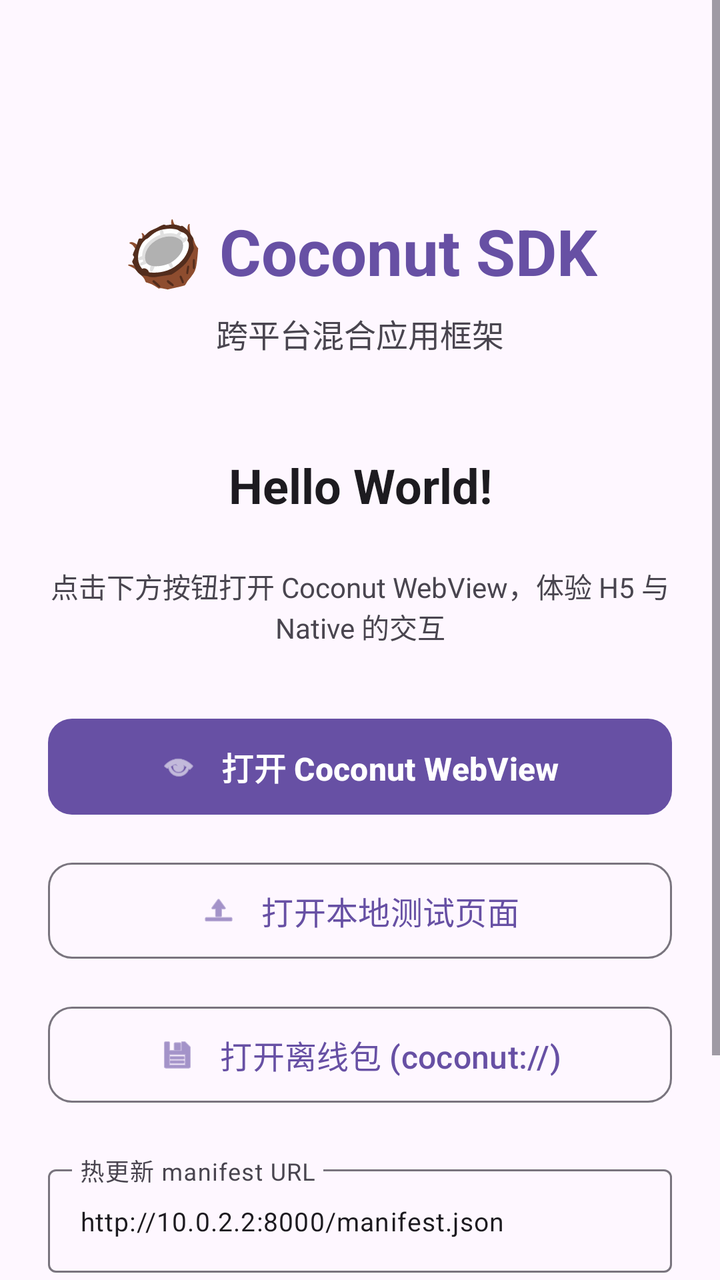
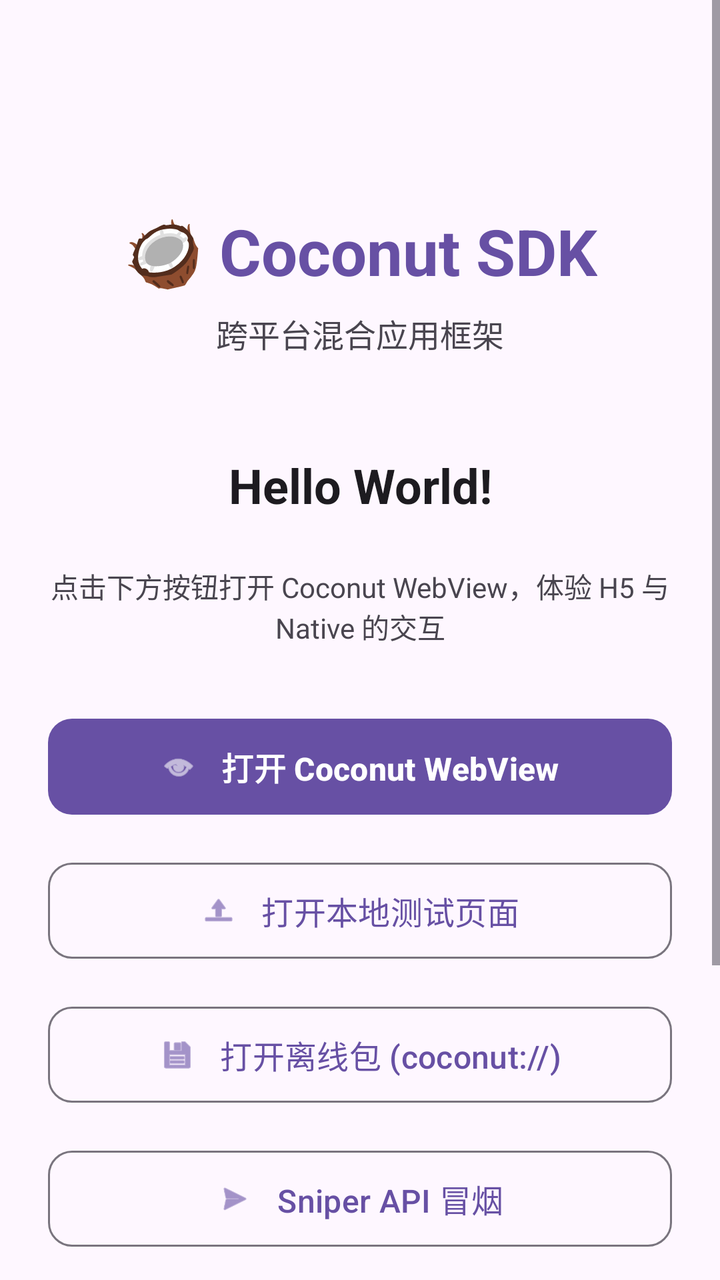

Screens rendered from an Android XML layout before and after an edit, with the pre-edit source and the edit as a unified diff.
<!-- AndroidManifest.xml: application theme Theme.AndroidWebBox -->
<!-- res/layout/activity_main.xml -->
<?xml version="1.0" encoding="utf-8"?>
<ScrollView
    xmlns:android="http://schemas.android.com/apk/res/android"
    xmlns:tools="http://schemas.android.com/tools"
    android:layout_width="match_parent"
    android:layout_height="match_parent"
    android:fillViewport="true">

<androidx.constraintlayout.widget.ConstraintLayout
    xmlns:app="http://schemas.android.com/apk/res-auto"
    android:layout_width="match_parent"
    android:layout_height="wrap_content"
    android:padding="24dp"
    tools:context=".MainActivity">

    
    <TextView
        android:id="@+id/tvTitle"
        android:layout_width="wrap_content"
        android:layout_height="wrap_content"
        android:text="🥥 Coconut SDK"
        android:textSize="32sp"
        android:textStyle="bold"
        android:textColor="?attr/colorPrimary"
        app:layout_constraintEnd_toEndOf="parent"
        app:layout_constraintStart_toStartOf="parent"
        app:layout_constraintTop_toTopOf="parent"
        android:layout_marginTop="80dp" />

    
    <TextView
        android:id="@+id/tvSubtitle"
        android:layout_width="wrap_content"
        android:layout_height="wrap_content"
        android:text="跨平台混合应用框架"
        android:textSize="16sp"
        android:textColor="?attr/colorOnSurfaceVariant"
        app:layout_constraintEnd_toEndOf="parent"
        app:layout_constraintStart_toStartOf="parent"
        app:layout_constraintTop_toBottomOf="@id/tvTitle"
        android:layout_marginTop="8dp" />

    
    <TextView
        android:id="@+id/tvHello"
        android:layout_width="wrap_content"
        android:layout_height="wrap_content"
        android:text="Hello World!"
        android:textSize="24sp"
        android:textStyle="bold"
        android:textColor="?attr/colorOnSurface"
        app:layout_constraintEnd_toEndOf="parent"
        app:layout_constraintStart_toStartOf="parent"
        app:layout_constraintTop_toBottomOf="@id/tvSubtitle"
        android:layout_marginTop="48dp" />

    
    <TextView
        android:id="@+id/tvDescription"
        android:layout_width="0dp"
        android:layout_height="wrap_content"
        android:text="点击下方按钮打开 Coconut WebView，体验 H5 与 Native 的交互"
        android:textSize="14sp"
        android:textColor="?attr/colorOnSurfaceVariant"
        android:gravity="center"
        app:layout_constraintEnd_toEndOf="parent"
        app:layout_constraintStart_toStartOf="parent"
        app:layout_constraintTop_toBottomOf="@id/tvHello"
        android:layout_marginTop="24dp" />

    
    <com.google.android.material.button.MaterialButton
        android:id="@+id/btnOpenWebView"
        android:layout_width="0dp"
        android:layout_height="56dp"
        android:text="打开 Coconut WebView"
        android:textSize="16sp"
        android:textStyle="bold"
        app:icon="@android:drawable/ic_menu_view"
        app:iconGravity="textStart"
        app:iconPadding="12dp"
        app:layout_constraintEnd_toEndOf="parent"
        app:layout_constraintStart_toStartOf="parent"
        app:layout_constraintTop_toBottomOf="@id/tvDescription"
        android:layout_marginTop="32dp"
        app:cornerRadius="12dp" />

    
    <com.google.android.material.button.MaterialButton
        android:id="@+id/btnOpenLocal"
        android:layout_width="0dp"
        android:layout_height="56dp"
        android:text="打开本地测试页面"
        android:textSize="16sp"
        app:icon="@android:drawable/ic_menu_upload"
        app:iconGravity="textStart"
        app:iconPadding="12dp"
        app:layout_constraintEnd_toEndOf="parent"
        app:layout_constraintStart_toStartOf="parent"
        app:layout_constraintTop_toBottomOf="@id/btnOpenWebView"
        android:layout_marginTop="16dp"
        style="@style/Widget.Material3.Button.OutlinedButton"
        app:cornerRadius="12dp" />

    
    <com.google.android.material.button.MaterialButton
        android:id="@+id/btnOpenOfflinePackage"
        android:layout_width="0dp"
        android:layout_height="56dp"
        android:text="打开离线包 (coconut://)"
        android:textSize="16sp"
        app:icon="@android:drawable/ic_menu_save"
        app:iconGravity="textStart"
        app:iconPadding="12dp"
        app:layout_constraintEnd_toEndOf="parent"
        app:layout_constraintStart_toStartOf="parent"
        app:layout_constraintTop_toBottomOf="@id/btnOpenLocal"
        android:layout_marginTop="16dp"
        style="@style/Widget.Material3.Button.OutlinedButton"
        app:cornerRadius="12dp" />

    
    <com.google.android.material.textfield.TextInputLayout
        android:id="@+id/tilManifestUrl"
        style="@style/Widget.Material3.TextInputLayout.OutlinedBox"
        android:layout_width="0dp"
        android:layout_height="wrap_content"
        android:hint="热更新 manifest URL"
        app:layout_constraintEnd_toEndOf="parent"
        app:layout_constraintStart_toStartOf="parent"
        app:layout_constraintTop_toBottomOf="@id/btnOpenOfflinePackage"
        android:layout_marginTop="24dp">

        <com.google.android.material.textfield.TextInputEditText
            android:id="@+id/etManifestUrl"
            android:layout_width="match_parent"
            android:layout_height="wrap_content"
            android:inputType="textUri"
            android:text="http://10.0.2.2:8000/manifest.json"
            android:textSize="13sp" />
    </com.google.android.material.textfield.TextInputLayout>

    
    <com.google.android.material.button.MaterialButton
        android:id="@+id/btnCheckUpdate"
        android:layout_width="0dp"
        android:layout_height="48dp"
        android:text="检查热更新"
        android:textSize="14sp"
        app:icon="@android:drawable/stat_sys_download"
        app:iconGravity="textStart"
        app:iconPadding="8dp"
        app:layout_constraintEnd_toEndOf="parent"
        app:layout_constraintStart_toStartOf="parent"
        app:layout_constraintTop_toBottomOf="@id/tilManifestUrl"
        android:layout_marginTop="12dp"
        style="@style/Widget.Material3.Button.TonalButton"
        app:cornerRadius="12dp" />

    
    <com.google.android.material.button.MaterialButton
        android:id="@+id/btnRollback"
        android:layout_width="0dp"
        android:layout_height="48dp"
        android:text="回滚到内置版本"
        android:textSize="14sp"
        app:icon="@android:drawable/ic_menu_revert"
        app:iconGravity="textStart"
        app:iconPadding="8dp"
        app:layout_constraintEnd_toEndOf="parent"
        app:layout_constraintStart_toStartOf="parent"
        app:layout_constraintTop_toBottomOf="@id/btnCheckUpdate"
        android:layout_marginTop="8dp"
        style="@style/Widget.Material3.Button.TextButton"
        app:cornerRadius="12dp" />

    
    <TextView
        android:id="@+id/tvVersion"
        android:layout_width="wrap_content"
        android:layout_height="wrap_content"
        android:text="Coconut SDK v1.0.0"
        android:textSize="12sp"
        android:textColor="?attr/colorOnSurfaceVariant"
        app:layout_constraintEnd_toEndOf="parent"
        app:layout_constraintStart_toStartOf="parent"
        app:layout_constraintBottom_toBottomOf="parent"
        android:layout_marginBottom="24dp" />

</androidx.constraintlayout.widget.ConstraintLayout>

</ScrollView>
<!-- resources referenced by this layout -->
<resources>
  <style name="Theme.AndroidWebBox" parent="Base.Theme.AndroidWebBox" />
  <style name="Base.Theme.AndroidWebBox" parent="Theme.Material3.DayNight.NoActionBar">
          
          
      </style>
</resources>

<!-- the commit's change to res/layout/activity_main.xml (unified diff, before → after) -->
@@ -120,6 +120,23 @@
         app:cornerRadius="12dp" />
 
     
+    <com.google.android.material.button.MaterialButton
+        android:id="@+id/btnSniperSmoke"
+        android:layout_width="0dp"
+        android:layout_height="56dp"
+        android:text="Sniper API 冒烟"
+        android:textSize="16sp"
+        app:icon="@android:drawable/ic_menu_send"
+        app:iconGravity="textStart"
+        app:iconPadding="12dp"
+        app:layout_constraintEnd_toEndOf="parent"
+        app:layout_constraintStart_toStartOf="parent"
+        app:layout_constraintTop_toBottomOf="@id/btnOpenOfflinePackage"
+        android:layout_marginTop="16dp"
+        style="@style/Widget.Material3.Button.OutlinedButton"
+        app:cornerRadius="12dp" />
+
+    
     <com.google.android.material.textfield.TextInputLayout
         android:id="@+id/tilManifestUrl"
         style="@style/Widget.Material3.TextInputLayout.OutlinedBox"
@@ -128,7 +145,7 @@
         android:hint="热更新 manifest URL"
         app:layout_constraintEnd_toEndOf="parent"
         app:layout_constraintStart_toStartOf="parent"
-        app:layout_constraintTop_toBottomOf="@id/btnOpenOfflinePackage"
+        app:layout_constraintTop_toBottomOf="@id/btnSniperSmoke"
         android:layout_marginTop="24dp">
 
         <com.google.android.material.textfield.TextInputEditText
